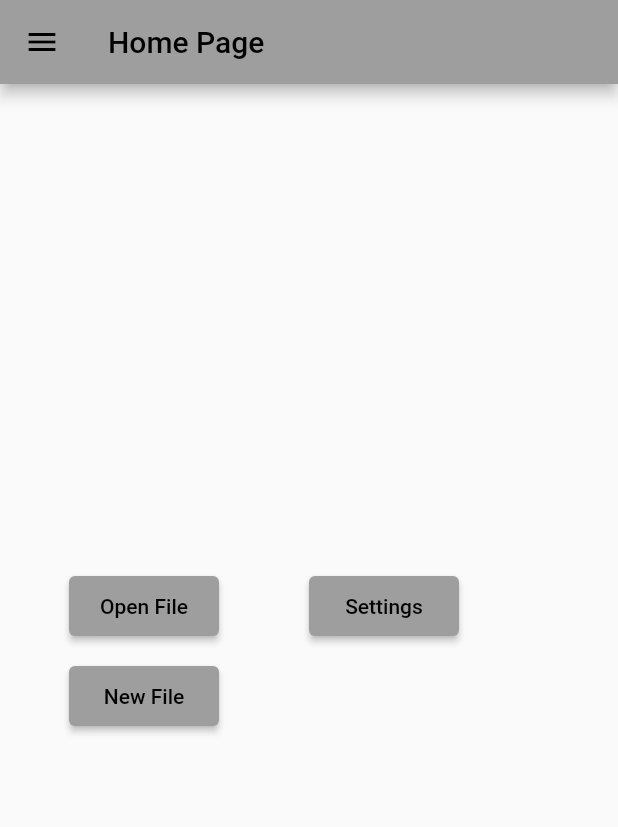
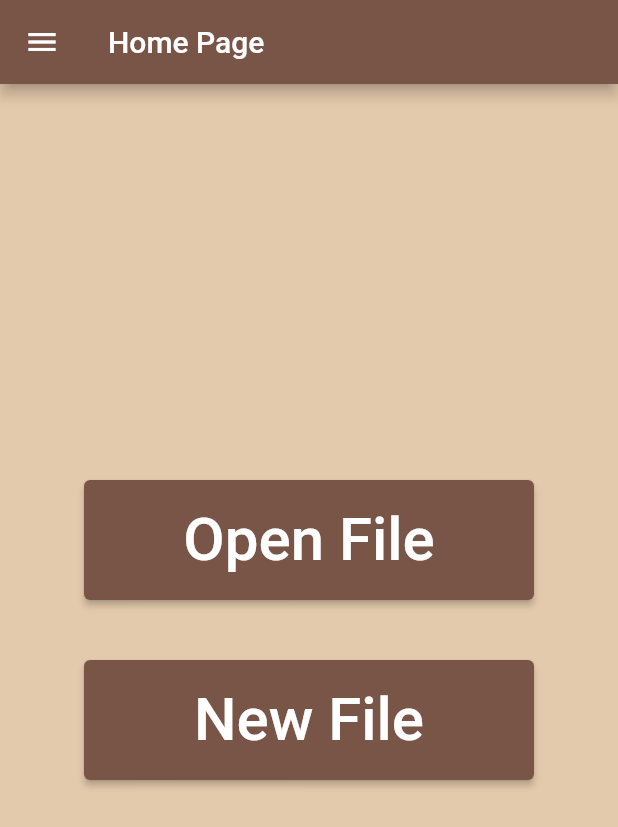
Before and after one commit to DrflamemontgomerySchool/DyslexicReader, a Flutter app: the screen it shows after launch, on a phone screen of 412 x 824 dp. Shown: the top 827 px of the screen. Run offline on Flutter 3.47's test engine with Material 2 defaults, Android fonts, the phone set to English and light mode, and no system bars; drawn by our look-alikes of flutter_layout_grid; our stand-ins replace file_picker, google_fonts; missing offline and left inert: file_selector.

Commit message:
Changed Color Scheme

```diff
--- a/lib/home_page.dart
+++ b/lib/home_page.dart
@@ -12,7 +12,7 @@ class HomePage extends StatelessWidget {
   static ButtonStyle textButtonStyle = ButtonStyle(
     fixedSize: MaterialStateProperty.resolveWith<Size?>(
       (Set<MaterialState> states) {
-        return const Size(100, 40);
+        return const Size(300, 80);
       },
     ),
   );
@@ -21,7 +21,10 @@ class HomePage extends StatelessWidget {
     return ElevatedButton(
       onPressed: onPressed,
       style: textButtonStyle,
-      child: Text(text),
+      child: Text(
+        text,
+        style: TextStyle(fontSize: 40),
+      ),
     );
   }
 
@@ -33,8 +36,8 @@ class HomePage extends StatelessWidget {
         title: const Text("Home Page"),
       ),
       body: LayoutGrid(
-        columnSizes: [auto, 160.px, 160.px, auto],
-        rowSizes: [auto, 60.px, 60.px, auto],
+        columnSizes: [auto, 300.px, auto],
+        rowSizes: [auto, 120.px, 120.px, auto],
         children: [
           createTextButton("Open File", () async {
             XFile? file = await AppSideMenu.browseAndOpenFile();
@@ -52,8 +55,6 @@ class HomePage extends StatelessWidget {
             Navigator.of(context).push(FileOptions.newFile(outputFile));
             print(outputFile);
           }).withGridPlacement(columnStart: 1, rowStart: 2),
-          createTextButton("Settings", () => null)
-              .withGridPlacement(columnStart: 2, rowStart: 1),
         ],
       ),
     );
--- a/lib/main.dart
+++ b/lib/main.dart
@@ -14,8 +14,10 @@ class DyslexicReader extends StatelessWidget {
     return MaterialApp(
       title: 'Dyslexic Reader',
       theme: ThemeData(
-        primarySwatch: Colors.grey,
+        primarySwatch: Colors.brown,
+        canvasColor: Color.fromARGB(255, 228, 202, 173),
       ),
+
       //home: const SideMenuTest(),
       home: const HomePage(),
     );
```
